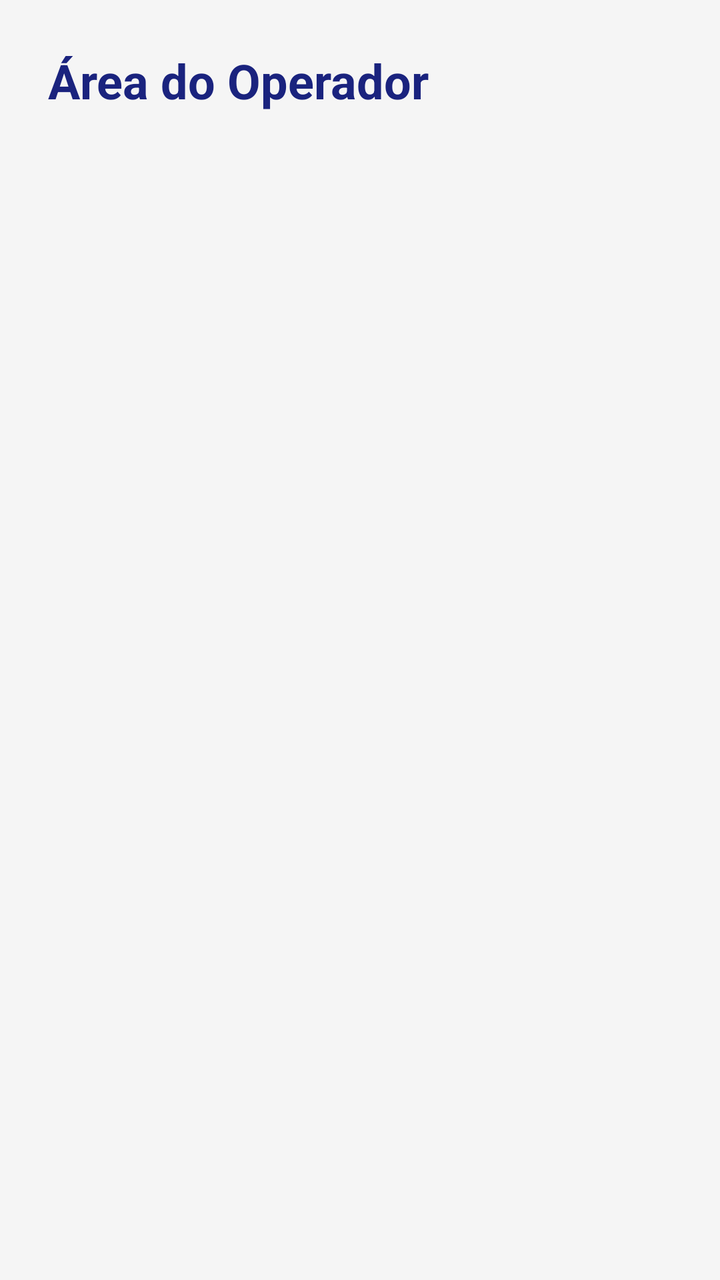
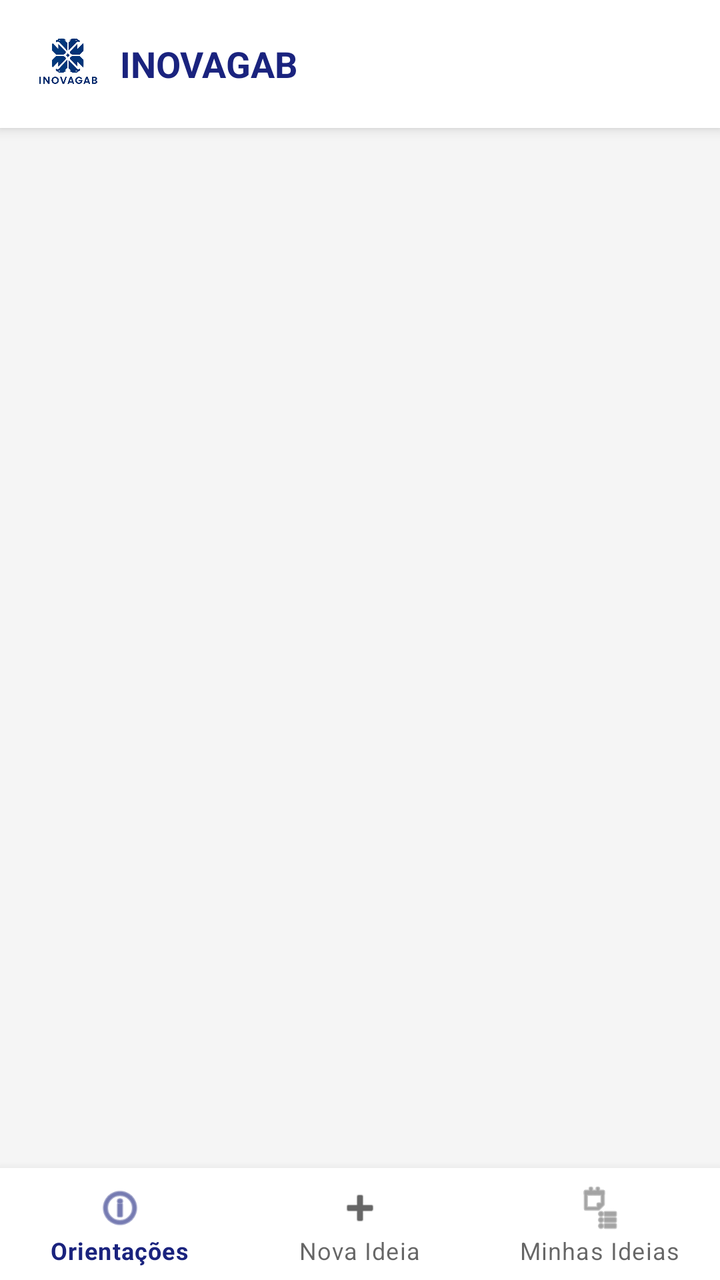

Before-and-after screenshots of an Android layout around one commit, followed by the original layout XML and the change that was made.
<!-- AndroidManifest.xml: application theme Theme.InovaGAB -->
<!-- res/layout/activity_operador.xml -->
<?xml version="1.0" encoding="utf-8"?>
<LinearLayout xmlns:android="http://schemas.android.com/apk/res/android"
    android:layout_width="match_parent"
    android:layout_height="match_parent"
    android:orientation="vertical"
    android:background="#F5F5F5">

    <TextView
        android:layout_width="match_parent"
        android:layout_height="wrap_content"
        android:text="Área do Operador"
        android:textSize="24sp"
        android:textColor="#1A237E"
        android:textStyle="bold"
        android:padding="24dp"/>

</LinearLayout>
<!-- resources referenced by this layout -->
<resources>
  <style name="Theme.InovaGAB" parent="Theme.MaterialComponents.Light.NoActionBar">
          <item name="colorPrimary">@color/primary</item>
          <item name="colorPrimaryDark">@color/primary_dark</item>
          <item name="colorAccent">@color/accent</item>
          <item name="android:windowBackground">@color/background</item>
          <item name="android:statusBarColor">@color/primary</item>
          <item name="android:navigationBarColor">@color/surface</item>
      </style>
  <color name="primary">#1A237E</color>
  <color name="primary_dark">#0D1657</color>
  <color name="accent">#1565C0</color>
  <color name="background">#F5F5F5</color>
  <color name="surface">#FFFFFF</color>
</resources>

<!-- the commit's change to res/layout/activity_operador.xml (unified diff, before → after) -->
@@ -1,17 +1,63 @@
 <?xml version="1.0" encoding="utf-8"?>
-<LinearLayout xmlns:android="http://schemas.android.com/apk/res/android"
+<androidx.coordinatorlayout.widget.CoordinatorLayout
+    xmlns:android="http://schemas.android.com/apk/res/android"
+    xmlns:app="http://schemas.android.com/apk/res-auto"
     android:layout_width="match_parent"
     android:layout_height="match_parent"
-    android:orientation="vertical"
-    android:background="#F5F5F5">
+    android:background="@color/background">
 
-    <TextView
+    <LinearLayout
+        android:layout_width="match_parent"
+        android:layout_height="match_parent"
+        android:orientation="vertical">
+
+        <androidx.appcompat.widget.Toolbar
+            android:id="@+id/toolbar"
+            android:layout_width="match_parent"
+            android:layout_height="64dp"
+            android:background="@color/surface"
+            android:elevation="4dp"
+            app:contentInsetStart="16dp">
+
+            <LinearLayout
+                android:layout_width="match_parent"
+                android:layout_height="wrap_content"
+                android:orientation="horizontal"
+                android:gravity="center_vertical">
+
+                <ImageView
+                    android:layout_width="36dp"
+                    android:layout_height="36dp"
+                    android:src="@drawable/logo_inovagab"/>
+
+                <TextView
+                    android:layout_width="wrap_content"
+                    android:layout_height="wrap_content"
+                    android:text="INOVAGAB"
+                    android:textSize="18sp"
+                    android:textColor="@color/primary"
+                    android:textStyle="bold"
+                    android:layout_marginStart="8dp"/>
+
+            </LinearLayout>
+
+        </androidx.appcompat.widget.Toolbar>
+
+        <FrameLayout
+            android:id="@+id/fragmentContainer"
+            android:layout_width="match_parent"
+            android:layout_height="0dp"
+            android:layout_weight="1"/>
+
+    </LinearLayout>
+
+    <com.google.android.material.bottomnavigation.BottomNavigationView
+        android:id="@+id/bottomNav"
         android:layout_width="match_parent"
         android:layout_height="wrap_content"
-        android:text="Área do Operador"
-        android:textSize="24sp"
-        android:textColor="#1A237E"
-        android:textStyle="bold"
-        android:padding="24dp"/>
+        android:layout_gravity="bottom"
+        android:background="@color/surface"
+        app:elevation="8dp"
+        app:menu="@menu/menu_operador"/>
 
-</LinearLayout>
+</androidx.coordinatorlayout.widget.CoordinatorLayout>
<!-- resource entries referenced after the edit -->
@@ -1,5 +1,9 @@
 <!-- resources referenced by this layout -->
 <resources>
+  <color name="background">#F5F5F5</color>
+  <color name="primary">#1A237E</color>
+  <color name="surface">#FFFFFF</color>
+  <!-- drawable logo_inovagab: png bitmap (drawable, 107627 bytes) -->
   <style name="Theme.InovaGAB" parent="Theme.MaterialComponents.Light.NoActionBar">
           <item name="colorPrimary">@color/primary</item>
           <item name="colorPrimaryDark">@color/primary_dark</item>
@@ -8,10 +12,7 @@
           <item name="android:statusBarColor">@color/primary</item>
           <item name="android:navigationBarColor">@color/surface</item>
       </style>
-  <color name="primary">#1A237E</color>
   <color name="primary_dark">#0D1657</color>
   <color name="accent">#1565C0</color>
-  <color name="background">#F5F5F5</color>
-  <color name="surface">#FFFFFF</color>
 </resources>
 
